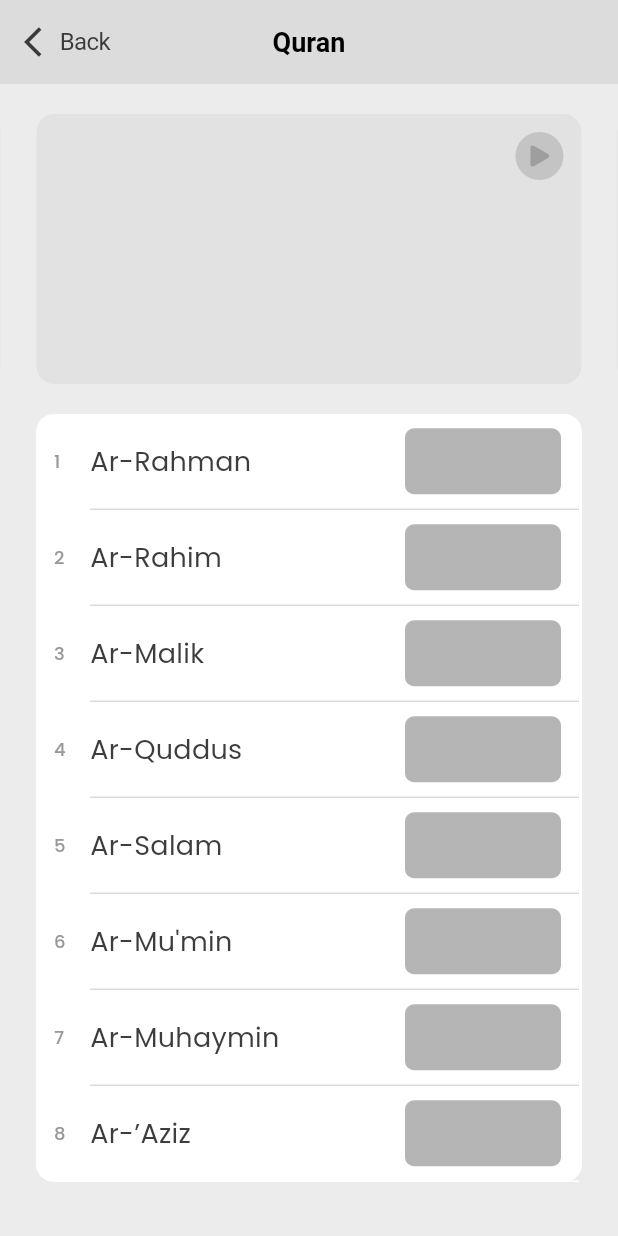
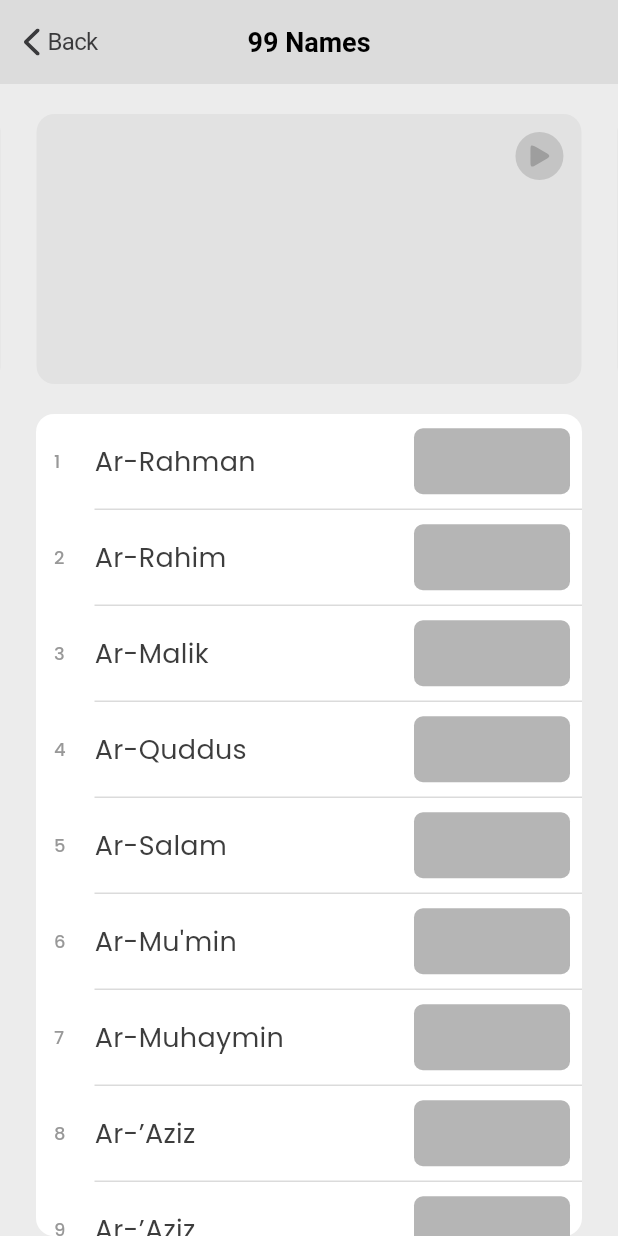
Before and after one commit to IbrohimJamoliddinov/Al-Quron, a Flutter app: the NamesScreen screen opened directly, on a phone screen of 412 x 824 dp. Run offline on Flutter 3.47's test engine with Material 2 defaults, Android fonts, the phone set to English and light mode, and no system bars; drawn by our look-alikes of carousel_slider; our stand-ins replace flutter_svg, just_audio, modal_bottom_sheet, percent_indicator, permission_handler, rxdart and 2 more; missing offline and left inert: flutter_qiblah; accounts and stored records are empty; project files that could hold a hidden picture were left out.

Commit message:
more settings

```diff
--- a/lib/src/ui/more/names99.dart
+++ b/lib/src/ui/more/names99.dart
@@ -21,6 +21,20 @@ class _NamesScreenState extends State<NamesScreen> {
     NamesModel(names: "Ar-Mu'min"),
     NamesModel(names: "Ar-Muhaymin"),
     NamesModel(names: "Ar-’Aziz"),
+    NamesModel(names: "Ar-’Aziz"),
+    NamesModel(names: "Ar-’Aziz"),
+    NamesModel(names: "Ar-’Aziz"),
+    NamesModel(names: "Ar-’Aziz"),
+    NamesModel(names: "Ar-’Aziz"),
+    NamesModel(names: "Ar-’Aziz"),
+    NamesModel(names: "Ar-’Aziz"),
+    NamesModel(names: "Ar-’Aziz"),
+    NamesModel(names: "Ar-’Aziz"),
+    NamesModel(names: "Ar-’Aziz"),
+    NamesModel(names: "Ar-’Aziz"),
+    NamesModel(names: "Ar-’Aziz"),
+    NamesModel(names: "Ar-’Aziz"),
+    NamesModel(names: "Ar-’Aziz"),
   ];
 
   @override
@@ -28,22 +42,25 @@ class _NamesScreenState extends State<NamesScreen> {
     return Scaffold(
       backgroundColor: Color(0xFFECECEC),
       appBar: AppBar(
-        leadingWidth: 125,
+        leadingWidth: 98,
         backgroundColor: Color(0xFFDCDCDC),
         elevation: 0,
+        centerTitle: true,
         leading: GestureDetector(
           onTap: () {
             Navigator.pop(context);
           },
+          child: Container(
             child: Row(
               children: [
                 SizedBox(
                   width: 16,
                 ),
-              Icon(
-                Icons.arrow_back_ios,
-                color: Color(0xFF3A3A3C),
+                SvgPicture.asset(
+                  "assets/icons/arrow_left_bold.svg",
+                  height: 18,
                 ),
+                SizedBox(width: 5),
                 Text(
                   "Back",
                   style: TextStyle(
@@ -56,8 +73,9 @@ class _NamesScreenState extends State<NamesScreen> {
               ],
             ),
           ),
+        ),
         title: Text(
-          "Quran",
+          "99 Names",
           textAlign: TextAlign.center,
           style: TextStyle(
             fontSize: 18,
@@ -66,19 +84,20 @@ class _NamesScreenState extends State<NamesScreen> {
           ),
         ),
       ),
-      body: ListView(
+      body: Column(
         children: [
           CarouselSlider(
             options: CarouselOptions(
               height: 220.0,
-              viewportFraction: 0.94
+              viewportFraction: 0.94,
             ),
             items: [1, 2, 3].map((i) {
               return Builder(
                 builder: (BuildContext context) {
                   return Container(
                     alignment: Alignment.topRight,
-                    margin: EdgeInsets.only(top: 20, bottom: 20, left: 12, right: 12),
+                    margin: EdgeInsets.only(
+                        top: 20, bottom: 20, left: 12, right: 12),
                     height: 178,
                     width: MediaQuery.of(context).size.width,
                     decoration: BoxDecoration(
@@ -103,16 +122,14 @@ class _NamesScreenState extends State<NamesScreen> {
               );
             }).toList(),
           ),
-          Container(
-            width: MediaQuery.of(context).size.width - 48,
+          Expanded(
+            child: Container(
               margin: EdgeInsets.symmetric(horizontal: 24),
               decoration: BoxDecoration(
                 color: Colors.white,
                 borderRadius: BorderRadius.circular(12),
               ),
               child: ListView.builder(
-                shrinkWrap: true,
-                physics: NeverScrollableScrollPhysics(),
                   itemCount: dataName.length,
                   itemBuilder: (context, index) {
                     return Row(
@@ -130,12 +147,12 @@ class _NamesScreenState extends State<NamesScreen> {
                               color: Color(0xFF989898),
                             ),
                           ),
-                        width: 12,
+                          width: 15,
                         ),
-                      Container(
+                        Expanded(
+                          child: Container(
                             height: 64,
-                        width: MediaQuery.of(context).size.width - 86,
-                        padding: EdgeInsets.only(right: 12),
+                            padding: EdgeInsets.only(right: 8),
                             decoration: BoxDecoration(
                               border: Border(
                                 bottom: BorderSide(
@@ -148,7 +165,8 @@ class _NamesScreenState extends State<NamesScreen> {
                             ),
                             child: Row(
                               children: [
-                            Text(
+                                Expanded(
+                                  child: Text(
                                     dataName[index].names,
                                     style: TextStyle(
                                       color: Color(0xFF3D3D3D),
@@ -157,7 +175,7 @@ class _NamesScreenState extends State<NamesScreen> {
                                       letterSpacing: 0.2,
                                     ),
                                   ),
-                            Spacer(),
+                                ),
                                 Container(
                                   width: 104,
                                   height: 44,
@@ -169,9 +187,11 @@ class _NamesScreenState extends State<NamesScreen> {
                               ],
                             ),
                           ),
+                        ),
                       ],
                     );
                   }),
+            ),
           ),
         ],
       ),
```
Also changed, not shown: lib/src/ui/more/qiblah/qiblah_compass_screen.dart (+99 -6 lines), lib/src/ui/more/shahada.dart (+12 -8 lines). Lines whose indentation alone changed are shown as unchanged.
